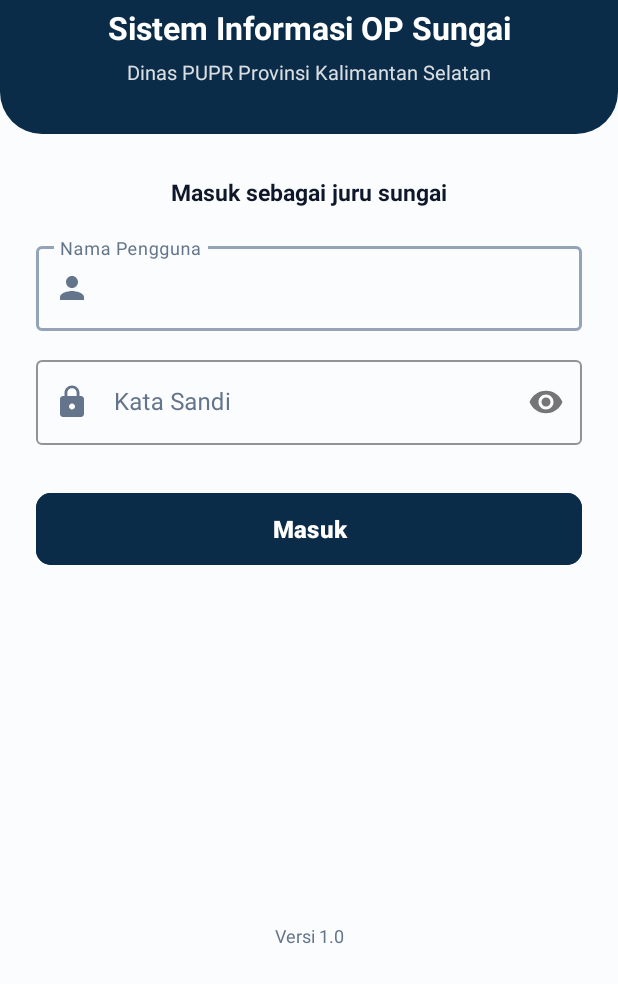
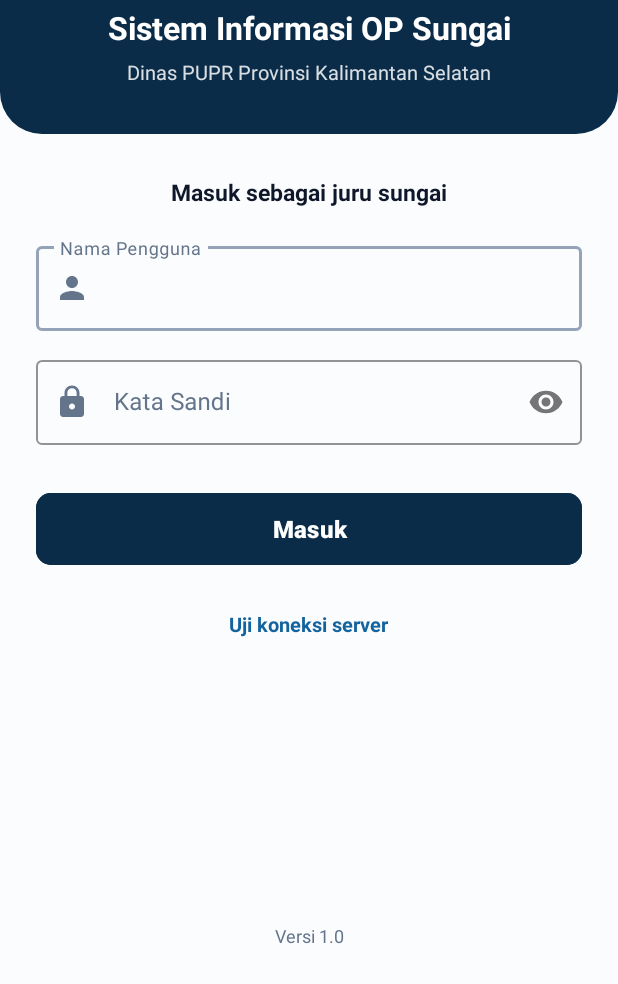
Before and after one commit to khatami99/riverop-android, an Android app: the screen it shows after launch (LoginActivity), on a phone screen of 412 x 824 dp, the part 252-1236 px from its top. Run offline under Robolectric (Android 15) with nearby library versions, the phone set to English and light mode, and no system bars.

Commit message:
feat: uji koneksi server dari layar masuk
Ditaruh di layar masuk karena di sinilah kegagalan jaringan pertama kali
terasa: juru menekan Masuk, dan tidak terjadi apa-apa. Tanpa ini, gagal
terhubung terlihat sama persis dengan gagal karena sebab lain — aplikasi
diam, dan penyebabnya harus ditebak di tempat.

Alamat servernya ditampilkan dan bisa disalin, supaya dapat dibacakan lewat
telepon tanpa salah eja. Hasilnya membedakan empat keadaan yang penanganannya
berbeda-beda: terjangkau, tidak terjangkau, menjawab tetapi bukan server ini,
dan menjawab terlalu lama. Yang ketiga itu yang paling sering menipu, sebab
jaringan berhalaman persetujuan menjawab apa saja dengan kode 200.

Probe-nya sengaja dikirim TANPA token: jawaban 401 sudah membuktikan server
terjangkau sekaligus memang server RiverOP, tanpa perlu sesi yang sah.

Menguji ini justru membongkar bug yang jauh lebih besar. Probe tanpa token
menerima kode 200, bukan 401, karena Laravel mengalihkan permintaan tak
terautentikasi ke halaman login web dan OkHttp mengikutinya. Aplikasi ini
tidak pernah mengirim header Accept, sehingga SELURUH permintaannya kena —
termasuk pengiriman laporan dengan token kedaluwarsa, yang berakhir sebagai
HTML berkode 200 dan terbaca berhasil.

Header Accept: application/json kini dipasang pada setiap permintaan. Sisi
servernya diperbaiki terpisah di repositori web, supaya klien mana pun aman,
bukan hanya aplikasi ini.

Diuji di HP untuk kedua keadaan: server hidup menghasilkan kotak hijau
"terjangkau dan menjawab dengan benar (398 ms)", dan sesudah adb reverse
dicabut menghasilkan kotak merah beserta tiga langkah pemeriksaannya.

```diff
--- a/app/src/main/java/com/pupr/kalsel/riverop/data/remote/ApiService.kt
+++ b/app/src/main/java/com/pupr/kalsel/riverop/data/remote/ApiService.kt
@@ -20,6 +20,11 @@ interface ApiService {
     suspend fun logout(
         @Header("Authorization") token: String
     ): Response<LogoutResponse>
+
+    // Sengaja tanpa Authorization: jawaban 401 sudah membuktikan server
+    // terjangkau DAN memang server RiverOP, tanpa perlu sesi yang sah.
+    @GET("api/master/sync")
+    suspend fun ujiKoneksi(): Response<Unit>
 
     @GET("api/master/sync")
     suspend fun syncMaster(
--- a/app/src/main/java/com/pupr/kalsel/riverop/ui/login/LoginActivity.kt
+++ b/app/src/main/java/com/pupr/kalsel/riverop/ui/login/LoginActivity.kt
@@ -14,6 +14,7 @@ import com.pupr.kalsel.riverop.data.remote.RetrofitClient
 import com.pupr.kalsel.riverop.databinding.ActivityLoginBinding
 import com.pupr.kalsel.riverop.ui.dashboard.DashboardActivity
 import com.pupr.kalsel.riverop.utils.PrefsHelper
+import com.pupr.kalsel.riverop.utils.DiagnosaKoneksi
 import com.pupr.kalsel.riverop.utils.SesiJuru
 import kotlinx.coroutines.launch
 import kotlinx.coroutines.withTimeoutOrNull
@@ -69,6 +70,8 @@ class LoginActivity : AppCompatActivity() {
         }
 
         binding.btnLogin.setOnClickListener { cobaMasuk() }
+
+        binding.tvUjiKoneksi.setOnClickListener { DiagnosaKoneksi.tampilkan(this) }
 
         // Papan ketik menutupi tombol Masuk di layar kecil, sehingga juru harus
         // menutupnya dulu sebelum bisa menekan tombolnya. Tombol centang pada
--- a/app/src/main/res/layout/activity_login.xml
+++ b/app/src/main/res/layout/activity_login.xml
@@ -228,8 +228,28 @@
             app:layout_constraintBottom_toBottomOf="parent"
             app:layout_constraintEnd_toEndOf="parent"
             app:layout_constraintStart_toStartOf="parent"
-            app:layout_constraintTop_toBottomOf="@+id/btnLogin"
+            app:layout_constraintTop_toBottomOf="@+id/tvUjiKoneksi"
             app:layout_constraintVertical_bias="1" />
+
+        <!-- Ditaruh di layar masuk karena di sinilah kegagalan jaringan pertama
+             kali terasa: juru menekan Masuk, dan tidak terjadi apa-apa. -->
+        <TextView
+            android:id="@+id/tvUjiKoneksi"
+            android:layout_width="wrap_content"
+            android:layout_height="wrap_content"
+            android:layout_marginTop="18dp"
+            android:background="?attr/selectableItemBackgroundBorderless"
+            android:paddingStart="12dp"
+            android:paddingTop="8dp"
+            android:paddingEnd="12dp"
+            android:paddingBottom="8dp"
+            android:text="Uji koneksi server"
+            android:textColor="@color/primary_light"
+            android:textSize="13sp"
+            android:textStyle="bold"
+            app:layout_constraintEnd_toEndOf="parent"
+            app:layout_constraintStart_toStartOf="parent"
+            app:layout_constraintTop_toBottomOf="@+id/btnLogin" />
 
         <!-- Satu sakelar untuk seluruh formulir. Dipakai menyembunyikannya
              selagi sesi diperiksa, tanpa harus menyentuh lima tampilan satu
@@ -238,7 +258,7 @@
             android:id="@+id/grupMasuk"
             android:layout_width="wrap_content"
             android:layout_height="wrap_content"
-            app:constraint_referenced_ids="tvUntukJuru,tilUsername,tilPassword,btnLogin,tvVersi" />
+            app:constraint_referenced_ids="tvUntukJuru,tilUsername,tilPassword,btnLogin,tvUjiKoneksi,tvVersi" />
 
         <ProgressBar
             android:id="@+id/progressBar"
```
Also changed, not shown: app/src/main/java/com/pupr/kalsel/riverop/data/remote/RetrofitClient.kt (+9 -1 lines), app/src/main/java/com/pupr/kalsel/riverop/utils/DiagnosaKoneksi.kt (added, +139 -0 lines), app/src/main/res/layout/dialog_uji_koneksi.xml (added, +73 -0 lines).
